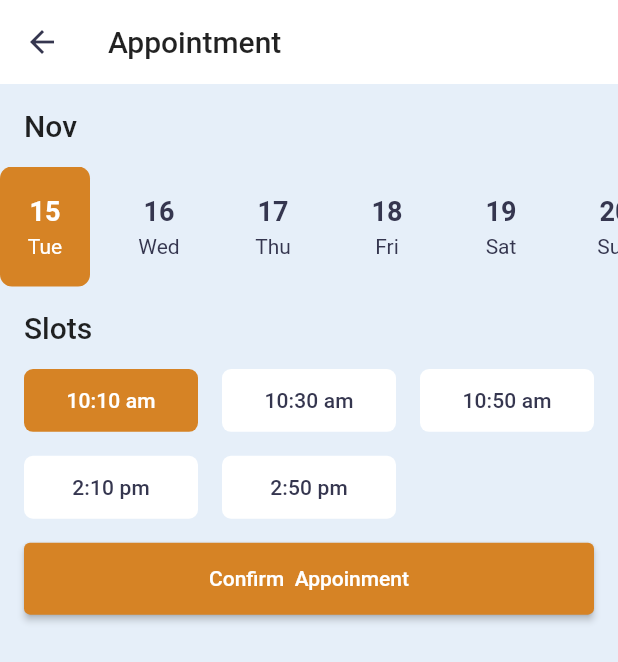
After one commit to AndreaCavallo98/booking_lecture, a Flutter app: the BookingScreen screen opened directly, on a phone screen of 412 x 824 dp. The commit adds this screen. Shown: the top 662 px of the screen. Run offline on Flutter 3.47's test engine with Material 2 defaults, Android fonts, the phone set to English and light mode, and no system bars; our stand-ins replace badges, flutter_svg, get, google_nav_bar; missing offline and left inert: string_to_hex; network calls fail.

```diff
--- a/lib/controller/course_controller.dart
+++ b/lib/controller/course_controller.dart
@@ -13,9 +13,9 @@ class CourseController extends GetxController {
       isLoading(true);
       http.Response response = await http.get(Uri.tryParse(
           'http://192.168.1.85:8080/Prenotazioni0_war_exploded/ServletCourse')!);
+      //'http://localhost:8080/Prenotazioni0_war_exploded/ServletCourse')!);
       if (response.statusCode == 200) {
         var result = jsonDecode(response.body);
-        print(result);
         courseList = List.from(result).map((e) => Course.fromJson(e)).toList();
       } else {
         print("Error while fatching data");
--- a/lib/controller/teacher_controller.dart
+++ b/lib/controller/teacher_controller.dart
@@ -7,14 +7,16 @@ class TeacherController extends GetxController {
   var isLoading = false.obs;
   List<Teacher> teacherList = <Teacher>[].obs;
 
+  int filterCourseId = -1;
+
   getTeacher(String type) async {
     try {
       isLoading(true);
       http.Response response = await http.get(Uri.tryParse(
-          'http://192.168.1.85:8080/Prenotazioni0_war_exploded/ServletTeacher?type=$type')!);
+          'http://192.168.1.85:8080/Prenotazioni0_war_exploded/ServletTeacher?type=$type&courseid=$filterCourseId')!);
+      //'http://localhost:8080/Prenotazioni0_war_exploded/ServletTeacher?type=$type&courseid=$filterCourseId')!);
       if (response.statusCode == 200) {
         var result = jsonDecode(response.body);
-        print(result);
         teacherList =
             List.from(result).map((e) => Teacher.fromJson(e)).toList();
       } else {
--- a/lib/main.dart
+++ b/lib/main.dart
@@ -27,7 +27,7 @@ class MyApp extends StatelessWidget {
     return MaterialApp(
       title: 'Flutter Demo',
       theme: appTheme(context),
-      home: const MainScreen(),
+      home: MainScreen(),
     );
   }
 }
--- a/lib/models/Teacher.dart
+++ b/lib/models/Teacher.dart
@@ -5,6 +5,7 @@ class Teacher {
   int? id;
   String? name;
   String? surname;
+  String? description;
   List<Course>? teached_courses;
   double? hourly_rate;
   int? num_lectures_given;
@@ -16,6 +17,7 @@ class Teacher {
       {required this.id,
       required this.name,
       required this.surname,
+      required this.description,
       required this.teached_courses,
       required this.hourly_rate,
       required this.num_lectures_given,
@@ -27,6 +29,7 @@ class Teacher {
     id = json['id'];
     name = json['name'];
     surname = json['surname'];
+    description = json['description'];
     teached_courses = List.from(json['teached_courses'])
         .map((e) => Course.fromJson(e))
         .toList();
--- /dev/null
+++ b/lib/screens/booking/booking_screen.dart
@@ -0,0 +1,92 @@
+import 'package:booking_lecture/constants.dart';
+import 'package:flutter/material.dart';
+
+import '../main/main_screen.dart';
+import 'components/calendar.dart';
+
+class BookingScreen extends StatefulWidget {
+  const BookingScreen({Key? key}) : super(key: key);
+
+  @override
+  _BookingScreenState createState() => _BookingScreenState();
+}
+
+class _BookingScreenState extends State<BookingScreen> {
+  final List<String> sloats = [
+    "10:10 am",
+    "10:30 am",
+    "10:50 am",
+    "2:10 pm",
+    "2:50 pm",
+  ];
+
+  int selectedSloats = 0;
+
+  @override
+  Widget build(BuildContext context) {
+    return Scaffold(
+      appBar: AppBar(
+        title: Text("Appointment"),
+      ),
+      body: Column(
+        crossAxisAlignment: CrossAxisAlignment.start,
+        children: [
+          Calendar(),
+          Padding(
+            padding: const EdgeInsets.all(defaultPadding),
+            child: Text(
+              "Slots",
+              style: Theme.of(context).textTheme.headline6,
+            ),
+          ),
+          Padding(
+            padding: const EdgeInsets.symmetric(horizontal: defaultPadding),
+            child: GridView.builder(
+              shrinkWrap: true,
+              itemCount: 5,
+              gridDelegate: SliverGridDelegateWithFixedCrossAxisCount(
+                crossAxisCount: 3,
+                childAspectRatio: 2.77,
+                mainAxisSpacing: defaultPadding,
+                crossAxisSpacing: defaultPadding,
+              ),
+              itemBuilder: (context, index) => GestureDetector(
+                onTap: () {
+                  setState(() {
+                    selectedSloats = index;
+                  });
+                },
+                child: Container(
+                  alignment: Alignment.center,
+                  decoration: BoxDecoration(
+                    color:
+                        selectedSloats == index ? primaryColor : Colors.white,
+                    borderRadius: BorderRadius.all(Radius.circular(6)),
+                  ),
+                  child: Text(
+                    sloats[index],
+                    style: Theme.of(context).textTheme.subtitle2!.copyWith(
+                        color:
+                            selectedSloats == index ? Colors.white : textColor),
+                  ),
+                ),
+              ),
+            ),
+          ),
+          Padding(
+            padding: const EdgeInsets.all(defaultPadding),
+            child: ElevatedButton(
+              onPressed: () => Navigator.push(
+                context,
+                MaterialPageRoute(
+                  builder: (context) => MainScreen(),
+                ),
+              ),
+              child: Text("Confirm  Appoinment"),
+            ),
+          ),
+        ],
+      ),
+    );
+  }
+}
--- /dev/null
+++ b/lib/screens/booking/components/calendar.dart
@@ -0,0 +1,110 @@
+import 'package:flutter/material.dart';
+
+import '../../../constants.dart';
+
+class Calendar extends StatefulWidget {
+  @override
+  _CalendarState createState() => _CalendarState();
+}
+
+class _CalendarState extends State<Calendar> {
+  DateTime selectedDate = DateTime.now();
+
+  int currentDateSelectedIndex = 0;
+
+  List<String> listOfMonths = [
+    "Jan",
+    "Feb",
+    "Mar",
+    "Apr",
+    "May",
+    "Jun",
+    "Jul",
+    "Aug",
+    "Sep",
+    "Oct",
+    "Nov",
+    "Dec"
+  ];
+
+  List<String> listOfDays = ["Mon", "Tue", "Wed", "Thu", "Fri", "Sat", "Sun"];
+
+  @override
+  Widget build(BuildContext context) {
+    return Column(
+      crossAxisAlignment: CrossAxisAlignment.start,
+      children: [
+        Padding(
+          padding: const EdgeInsets.all(defaultPadding),
+          child: Text(
+            listOfMonths[DateTime.now().month - 1],
+            style: Theme.of(context).textTheme.headline6,
+          ),
+        ),
+        SizedBox(
+          height: 80,
+          child: ListView.separated(
+            separatorBuilder: (BuildContext context, int index) {
+              return SizedBox(width: defaultPadding);
+            },
+            itemCount: 10,
+            scrollDirection: Axis.horizontal,
+            itemBuilder: (BuildContext context, int index) {
+              return InkWell(
+                onTap: () {
+                  setState(() {
+                    currentDateSelectedIndex = index;
+                    selectedDate = DateTime.now().add(Duration(days: index));
+                  });
+                },
+                child: Container(
+                  width: 60,
+                  alignment: Alignment.center,
+                  decoration: BoxDecoration(
+                    borderRadius: BorderRadius.circular(8),
+                    color: currentDateSelectedIndex == index
+                        ? primaryColor
+                        : Colors.transparent,
+                  ),
+                  child: Column(
+                    mainAxisAlignment: MainAxisAlignment.center,
+                    children: [
+                      Text(
+                        DateTime.now()
+                            .add(Duration(days: index))
+                            .day
+                            .toString(),
+                        style: TextStyle(
+                          fontSize: 18,
+                          fontWeight: FontWeight.bold,
+                          color: currentDateSelectedIndex == index
+                              ? Colors.white
+                              : textColor,
+                        ),
+                      ),
+                      SizedBox(
+                        height: 5,
+                      ),
+                      Text(
+                        listOfDays[DateTime.now()
+                                    .add(Duration(days: index))
+                                    .weekday -
+                                1]
+                            .toString(),
+                        style: TextStyle(
+                          color: currentDateSelectedIndex == index
+                              ? Colors.white
+                              : textColor,
+                        ),
+                      ),
+                    ],
+                  ),
+                ),
+              );
+            },
+          ),
+        ),
+      ],
+    );
+  }
+}
```
Also changed, not shown: lib/components/heightlight.dart (added, +28 -0 lines), lib/controller/nav_bar_controller.dart (added, +9 -0 lines), lib/screens/details/teacher_details_screen.dart (added, +116 -0 lines), lib/screens/home/components/courses.dart (+11 -2 lines), lib/screens/main/main_screen.dart (+21 -15 lines), lib/screens/teacher/teacher_screen.dart (+15 -9 lines).
